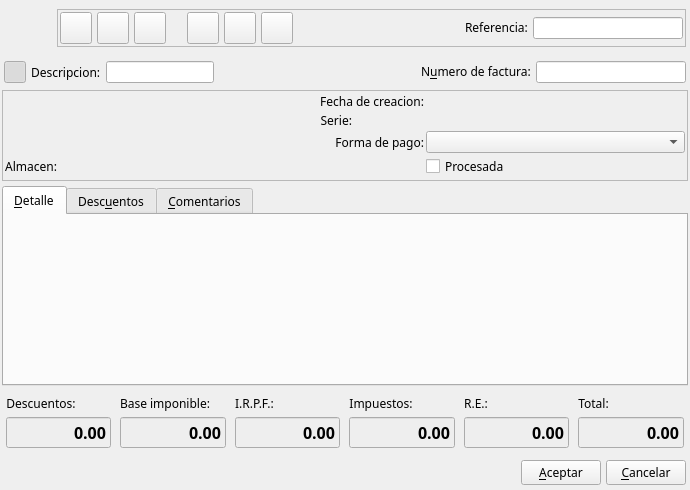
The window that bulmages/bulmafact/src/facturabase.ui (eboladev/Bulmages-1) describes before a commit, drawn with Qt 5.
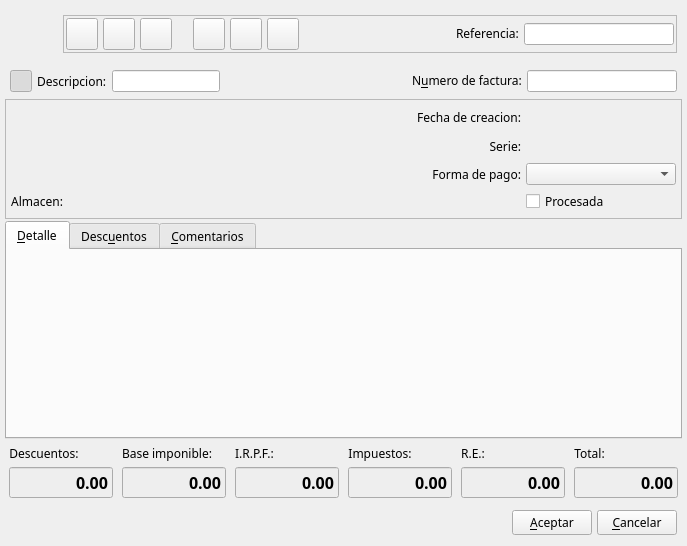
The same window after the commit. Icons and pictures are not drawn. Custom widgets are drawn as their Qt base class.

The edit to the form file:
```diff
--- a/bulmages/bulmafact/src/facturabase.ui
+++ b/bulmages/bulmafact/src/facturabase.ui
@@ -6,8 +6,8 @@
    <rect>
     <x>0</x>
     <y>0</y>
-    <width>690</width>
-    <height>490</height>
+    <width>687</width>
+    <height>546</height>
    </rect>
   </property>
   <property name="focusPolicy" >
@@ -19,27 +19,40 @@
   <property name="windowIcon" >
    <iconset resource="../../bulmages.qrc" >:/Bulmafact48x48/images/png/48x48/i_bulmages_ventas_facturas.48x48.png</iconset>
   </property>
-  <layout class="QVBoxLayout" >
-   <property name="margin" >
-    <number>2</number>
+  <layout class="QGridLayout" >
+   <property name="leftMargin" >
+    <number>5</number>
    </property>
-   <property name="spacing" >
+   <property name="topMargin" >
     <number>5</number>
    </property>
-   <item>
+   <property name="rightMargin" >
+    <number>5</number>
+   </property>
+   <property name="bottomMargin" >
+    <number>5</number>
+   </property>
+   <item row="0" column="0" >
     <layout class="QHBoxLayout" >
-     <property name="margin" >
-      <number>2</number>
-     </property>
      <property name="spacing" >
       <number>5</number>
      </property>
+     <property name="leftMargin" >
+      <number>5</number>
+     </property>
+     <property name="topMargin" >
+      <number>5</number>
+     </property>
+     <property name="rightMargin" >
+      <number>5</number>
+     </property>
+     <property name="bottomMargin" >
+      <number>5</number>
+     </property>
      <item>
       <widget class="QLabel" name="pixmapLabel1" >
        <property name="sizePolicy" >
-        <sizepolicy>
-         <hsizetype>0</hsizetype>
-         <vsizetype>0</vsizetype>
+        <sizepolicy vsizetype="Fixed" hsizetype="Fixed" >
          <horstretch>0</horstretch>
          <verstretch>0</verstretch>
         </sizepolicy>
@@ -67,9 +80,7 @@
      <item>
       <widget class="QFrame" name="frame_2" >
        <property name="sizePolicy" >
-        <sizepolicy>
-         <hsizetype>7</hsizetype>
-         <vsizetype>0</vsizetype>
+        <sizepolicy vsizetype="Fixed" hsizetype="Expanding" >
          <horstretch>0</horstretch>
          <verstretch>0</verstretch>
         </sizepolicy>
@@ -347,9 +358,7 @@
         <item>
          <widget class="QLabel" name="label5" >
           <property name="sizePolicy" >
-           <sizepolicy>
-            <hsizetype>0</hsizetype>
-            <vsizetype>0</vsizetype>
+           <sizepolicy vsizetype="Fixed" hsizetype="Fixed" >
             <horstretch>0</horstretch>
             <verstretch>0</verstretch>
            </sizepolicy>
@@ -373,9 +382,7 @@
         <item>
          <widget class="BusquedaReferencia" name="m_reffactura" >
           <property name="sizePolicy" >
-           <sizepolicy>
-            <hsizetype>0</hsizetype>
-            <vsizetype>0</vsizetype>
+           <sizepolicy vsizetype="Fixed" hsizetype="Fixed" >
             <horstretch>0</horstretch>
             <verstretch>0</verstretch>
            </sizepolicy>
@@ -393,14 +400,23 @@
      </item>
     </layout>
    </item>
-   <item>
+   <item row="1" column="0" >
     <layout class="QHBoxLayout" >
-     <property name="margin" >
-      <number>2</number>
-     </property>
      <property name="spacing" >
       <number>5</number>
      </property>
+     <property name="leftMargin" >
+      <number>5</number>
+     </property>
+     <property name="topMargin" >
+      <number>5</number>
+     </property>
+     <property name="rightMargin" >
+      <number>5</number>
+     </property>
+     <property name="bottomMargin" >
+      <number>5</number>
+     </property>
      <item>
       <widget class="QToolButton" name="mui_detalles" >
        <property name="minimumSize" >
@@ -462,9 +478,7 @@
      <item>
       <widget class="QLineEdit" name="m_descfactura" >
        <property name="sizePolicy" >
-        <sizepolicy>
-         <hsizetype>0</hsizetype>
-         <vsizetype>0</vsizetype>
+        <sizepolicy vsizetype="Fixed" hsizetype="Fixed" >
          <horstretch>0</horstretch>
          <verstretch>0</verstretch>
         </sizepolicy>
@@ -502,9 +516,7 @@
      <item>
       <widget class="QLabel" name="label6" >
        <property name="sizePolicy" >
-        <sizepolicy>
-         <hsizetype>0</hsizetype>
-         <vsizetype>0</vsizetype>
+        <sizepolicy vsizetype="Fixed" hsizetype="Fixed" >
          <horstretch>0</horstretch>
          <verstretch>0</verstretch>
         </sizepolicy>
@@ -531,9 +543,7 @@
      <item>
       <widget class="QLineEdit" name="m_numfactura" >
        <property name="sizePolicy" >
-        <sizepolicy>
-         <hsizetype>0</hsizetype>
-         <vsizetype>0</vsizetype>
+        <sizepolicy vsizetype="Fixed" hsizetype="Fixed" >
          <horstretch>0</horstretch>
          <verstretch>0</verstretch>
         </sizepolicy>
@@ -554,8 +564,14 @@
      </item>
     </layout>
    </item>
-   <item>
+   <item row="2" column="0" >
     <widget class="QFrame" name="frame" >
+     <property name="minimumSize" >
+      <size>
+       <width>16</width>
+       <height>120</height>
+      </size>
+     </property>
      <property name="frameShape" >
       <enum>QFrame::StyledPanel</enum>
      </property>
@@ -563,68 +579,42 @@
       <enum>QFrame::Raised</enum>
      </property>
      <layout class="QGridLayout" >
-      <property name="margin" >
-       <number>2</number>
+      <property name="leftMargin" >
+       <number>5</number>
       </property>
-      <property name="spacing" >
-       <number>2</number>
+      <property name="topMargin" >
+       <number>5</number>
       </property>
-      <item row="3" column="1" >
-       <widget class="BusquedaAlmacen" native="1" name="m_almacen" >
-        <property name="minimumSize" >
-         <size>
-          <width>150</width>
-          <height>0</height>
-         </size>
-        </property>
-       </widget>
-      </item>
-      <item row="3" column="2" >
-       <spacer>
-        <property name="orientation" >
-         <enum>Qt::Horizontal</enum>
-        </property>
-        <property name="sizeType" >
-         <enum>QSizePolicy::Ignored</enum>
-        </property>
-        <property name="sizeHint" >
-         <size>
-          <width>101</width>
-          <height>20</height>
-         </size>
-        </property>
-       </spacer>
-      </item>
-      <item row="3" column="3" >
-       <widget class="QCheckBox" name="m_procesadafactura" >
-        <property name="font" >
-         <font>
-          <family>Sans Serif</family>
-          <pointsize>9</pointsize>
-          <weight>50</weight>
-          <italic>false</italic>
-          <bold>false</bold>
-          <underline>false</underline>
-          <strikeout>false</strikeout>
-         </font>
+      <property name="rightMargin" >
+       <number>5</number>
+      </property>
+      <property name="bottomMargin" >
+       <number>5</number>
+      </property>
+      <property name="horizontalSpacing" >
+       <number>5</number>
+      </property>
+      <property name="verticalSpacing" >
+       <number>5</number>
+      </property>
+      <item rowspan="3" row="0" column="0" colspan="3" >
+       <widget class="BusquedaCliente" native="1" name="mui_idcliente" >
+        <property name="sizePolicy" >
+         <sizepolicy vsizetype="Preferred" hsizetype="Preferred" >
+          <horstretch>0</horstretch>
+          <verstretch>0</verstretch>
+         </sizepolicy>
         </property>
-        <property name="text" >
-         <string>Procesada</string>
-        </property>
-       </widget>
-      </item>
-      <item row="2" column="3" >
-       <widget class="BusquedaFormaPago" name="m_forma_pago" >
         <property name="minimumSize" >
          <size>
-          <width>150</width>
+          <width>250</width>
           <height>0</height>
          </size>
         </property>
        </widget>
       </item>
-      <item row="2" column="2" >
-       <widget class="QLabel" name="label11" >
+      <item row="0" column="3" >
+       <widget class="QLabel" name="label8" >
         <property name="font" >
          <font>
           <family>Sans Serif</family>
@@ -637,7 +627,7 @@
          </font>
         </property>
         <property name="text" >
-         <string>Forma de pago:</string>
+         <string>Fecha de creacion:</string>
         </property>
         <property name="alignment" >
          <set>Qt::AlignRight|Qt::AlignTrailing|Qt::AlignVCenter</set>
@@ -645,14 +635,9 @@
        </widget>
       </item>
       <item row="1" column="3" >
-       <widget class="BusquedaSerieFactura" native="1" name="m_codigoserie_factura" />
-      </item>
-      <item row="1" column="2" >
        <widget class="QLabel" name="label10" >
         <property name="sizePolicy" >
-         <sizepolicy>
-          <hsizetype>0</hsizetype>
-          <vsizetype>0</vsizetype>
+         <sizepolicy vsizetype="Preferred" hsizetype="Preferred" >
           <horstretch>0</horstretch>
           <verstretch>0</verstretch>
          </sizepolicy>
@@ -676,12 +661,44 @@
         </property>
        </widget>
       </item>
+      <item row="1" column="4" >
+       <widget class="BusquedaSerieFactura" native="1" name="mui_codigoserie_factura" />
+      </item>
+      <item row="2" column="3" >
+       <widget class="QLabel" name="label11" >
+        <property name="font" >
+         <font>
+          <family>Sans Serif</family>
+          <pointsize>9</pointsize>
+          <weight>50</weight>
+          <italic>false</italic>
+          <bold>false</bold>
+          <underline>false</underline>
+          <strikeout>false</strikeout>
+         </font>
+        </property>
+        <property name="text" >
+         <string>Forma de pago:</string>
+        </property>
+        <property name="alignment" >
+         <set>Qt::AlignRight|Qt::AlignTrailing|Qt::AlignVCenter</set>
+        </property>
+       </widget>
+      </item>
+      <item row="2" column="4" >
+       <widget class="BusquedaFormaPago" name="mui_idforma_pago" >
+        <property name="minimumSize" >
+         <size>
+          <width>150</width>
+          <height>0</height>
+         </size>
+        </property>
+       </widget>
+      </item>
       <item row="3" column="0" >
        <widget class="QLabel" name="mui_labelAlmacen" >
         <property name="sizePolicy" >
-         <sizepolicy>
-          <hsizetype>0</hsizetype>
-          <vsizetype>0</vsizetype>
+         <sizepolicy vsizetype="Fixed" hsizetype="Fixed" >
           <horstretch>0</horstretch>
           <verstretch>0</verstretch>
          </sizepolicy>
@@ -705,26 +722,40 @@
         </property>
        </widget>
       </item>
-      <item rowspan="3" row="0" column="0" colspan="2" >
-       <widget class="BusquedaCliente" native="1" name="m_cliente" >
+      <item row="3" column="1" colspan="2" >
+       <widget class="BusquedaAlmacen" native="1" name="mui_idalmacen" >
+        <property name="minimumSize" >
+         <size>
+          <width>150</width>
+          <height>0</height>
+         </size>
+        </property>
+       </widget>
+      </item>
+      <item row="3" column="3" >
+       <spacer>
+        <property name="orientation" >
+         <enum>Qt::Horizontal</enum>
+        </property>
+        <property name="sizeType" >
+         <enum>QSizePolicy::Ignored</enum>
+        </property>
+        <property name="sizeHint" >
+         <size>
+          <width>101</width>
+          <height>22</height>
+         </size>
+        </property>
+       </spacer>
+      </item>
+      <item row="3" column="4" >
+       <widget class="QCheckBox" name="mui_procesadafactura" >
         <property name="sizePolicy" >
-         <sizepolicy>
-          <hsizetype>0</hsizetype>
-          <vsizetype>0</vsizetype>
+         <sizepolicy vsizetype="Preferred" hsizetype="Preferred" >
           <horstretch>0</horstretch>
           <verstretch>0</verstretch>
          </sizepolicy>
         </property>
-        <property name="minimumSize" >
-         <size>
-          <width>250</width>
-          <height>0</height>
-         </size>
-        </property>
-       </widget>
-      </item>
-      <item row="0" column="2" >
-       <widget class="QLabel" name="label8" >
         <property name="font" >
          <font>
           <family>Sans Serif</family>
@@ -737,20 +768,14 @@
          </font>
         </property>
         <property name="text" >
-         <string>Fecha de creacion:</string>
-        </property>
-        <property name="alignment" >
-         <set>Qt::AlignRight|Qt::AlignTrailing|Qt::AlignVCenter</set>
+         <string>Procesada</string>
         </property>
        </widget>
       </item>
-      <item row="0" column="3" >
-       <widget class="BusquedaFecha" native="1" name="m_fechafactura" />
-      </item>
      </layout>
     </widget>
    </item>
-   <item>
+   <item row="3" column="0" >
     <widget class="QTabWidget" name="m_desdfgs" >
      <property name="enabled" >
       <bool>true</bool>
@@ -773,19 +798,23 @@
       <attribute name="title" >
        <string>&amp;Detalle</string>
       </attribute>
-      <layout class="QVBoxLayout" >
-       <property name="margin" >
-        <number>2</number>
+      <layout class="QGridLayout" >
+       <property name="leftMargin" >
+        <number>5</number>
        </property>
-       <property name="spacing" >
-        <number>6</number>
+       <property name="topMargin" >
+        <number>5</number>
        </property>
-       <item>
+       <property name="rightMargin" >
+        <number>5</number>
+       </property>
+       <property name="bottomMargin" >
+        <number>5</number>
+       </property>
+       <item row="0" column="0" >
         <widget class="ListLinFacturaView" native="1" name="subform2" >
          <property name="sizePolicy" >
-          <sizepolicy>
-           <hsizetype>7</hsizetype>
-           <vsizetype>7</vsizetype>
+          <sizepolicy vsizetype="Expanding" hsizetype="Expanding" >
            <horstretch>0</horstretch>
            <verstretch>0</verstretch>
           </sizepolicy>
@@ -837,7 +866,7 @@
      </widget>
     </widget>
    </item>
-   <item>
+   <item row="4" column="0" >
     <layout class="QHBoxLayout" >
      <property name="margin" >
       <number>2</number>
@@ -856,9 +885,7 @@
        <item>
         <widget class="QLabel" name="label3" >
          <property name="sizePolicy" >
-          <sizepolicy>
-           <hsizetype>0</hsizetype>
-           <vsizetype>0</vsizetype>
+          <sizepolicy vsizetype="Fixed" hsizetype="Fixed" >
            <horstretch>0</horstretch>
            <verstretch>0</verstretch>
           </sizepolicy>
@@ -965,9 +992,7 @@
        <item>
         <widget class="QLabel" name="label2" >
          <property name="sizePolicy" >
-          <sizepolicy>
-           <hsizetype>0</hsizetype>
-           <vsizetype>0</vsizetype>
+          <sizepolicy vsizetype="Fixed" hsizetype="Fixed" >
            <horstretch>0</horstretch>
            <verstretch>0</verstretch>
           </sizepolicy>
@@ -1071,9 +1096,7 @@
        <item>
         <widget class="QLabel" name="label4_3" >
          <property name="sizePolicy" >
-          <sizepolicy>
-           <hsizetype>0</hsizetype>
-           <vsizetype>0</vsizetype>
+          <sizepolicy vsizetype="Fixed" hsizetype="Fixed" >
            <horstretch>0</horstretch>
            <verstretch>0</verstretch>
           </sizepolicy>
@@ -1177,9 +1200,7 @@
        <item>
         <widget class="QLabel" name="label4" >
          <property name="sizePolicy" >
-          <sizepolicy>
-           <hsizetype>0</hsizetype>
-           <vsizetype>0</vsizetype>
+          <sizepolicy vsizetype="Fixed" hsizetype="Fixed" >
            <horstretch>0</horstretch>
            <verstretch>0</verstretch>
           </sizepolicy>
@@ -1283,9 +1304,7 @@
        <item>
         <widget class="QLabel" name="label4_2" >
          <property name="sizePolicy" >
-          <sizepolicy>
-           <hsizetype>0</hsizetype>
-           <vsizetype>0</vsizetype>
+          <sizepolicy vsizetype="Fixed" hsizetype="Fixed" >
            <horstretch>0</horstretch>
            <verstretch>0</verstretch>
           </sizepolicy>
@@ -1389,9 +1408,7 @@
        <item>
         <widget class="QLabel" name="label1" >
          <property name="sizePolicy" >
-          <sizepolicy>
-           <hsizetype>0</hsizetype>
-           <vsizetype>0</vsizetype>
+          <sizepolicy vsizetype="Fixed" hsizetype="Fixed" >
            <horstretch>0</horstretch>
            <verstretch>0</verstretch>
           </sizepolicy>
@@ -1495,14 +1512,23 @@
      </item>
     </layout>
    </item>
-   <item>
+   <item row="5" column="0" >
     <layout class="QHBoxLayout" >
-     <property name="margin" >
-      <number>2</number>
-     </property>
      <property name="spacing" >
       <number>5</number>
      </property>
+     <property name="leftMargin" >
+      <number>5</number>
+     </property>
+     <property name="topMargin" >
+      <number>5</number>
+     </property>
+     <property name="rightMargin" >
+      <number>5</number>
+     </property>
+     <property name="bottomMargin" >
+      <number>5</number>
+     </property>
      <item>
       <spacer>
        <property name="orientation" >
```
Left out of the diff: 173 changed lines with no effect on the pictures.
